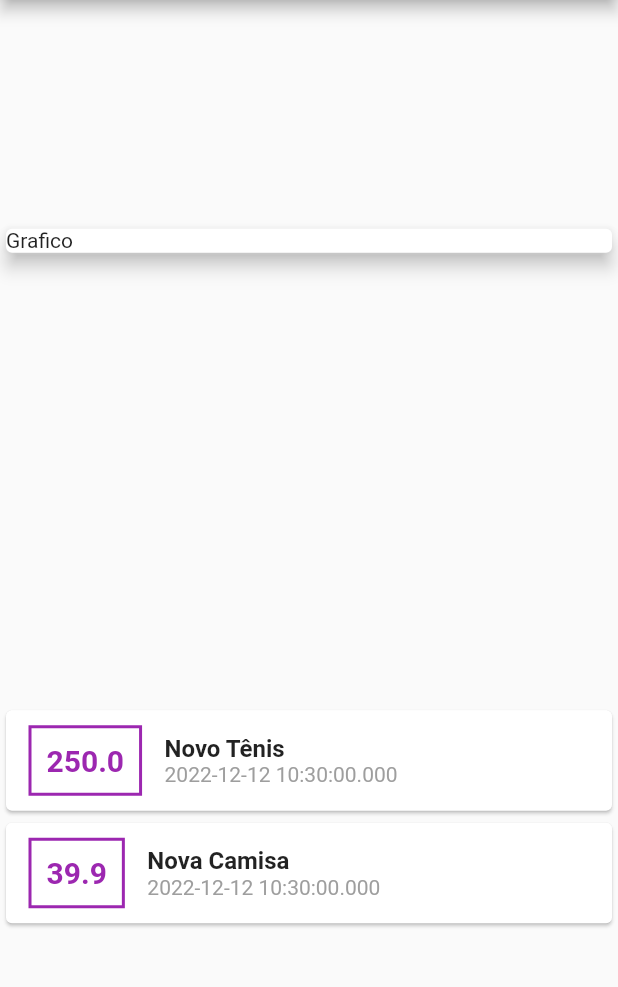
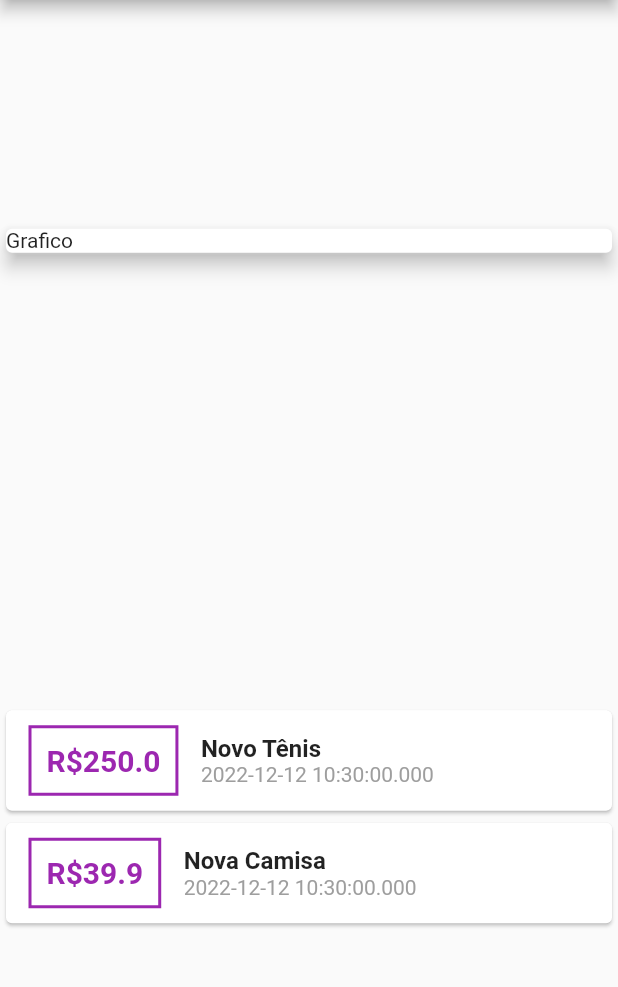
Before and after one commit to Marvingms7/projeto_despesas_pessoais, a Flutter app: the screen it shows after launch, on a phone screen of 412 x 824 dp, the part 84-1071 px from its top. Run offline on Flutter 3.47's test engine with Material 2 defaults, Android fonts, the light colour scheme and no system bars.

```diff
--- a/lib/main.dart
+++ b/lib/main.dart
@@ -51,7 +51,7 @@ class MyHomePage extends StatelessWidget {
                     ),
                     padding: const EdgeInsets.all(10),
                     child: Text(
-                      tr.value.toString(),
+                      'R\$${tr.value}',
                       style: const TextStyle(
                         fontWeight: FontWeight.bold,
                         fontSize: 20,
```
